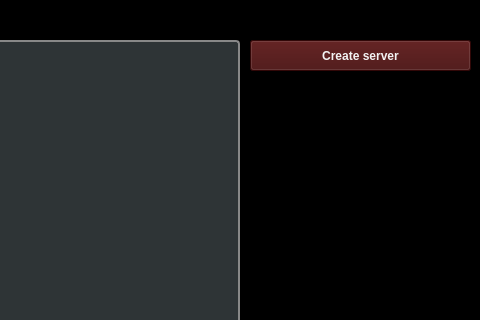
Qt form mainwindow.ui (NareszcieCosSieDzieje/SK-Wisielec) before a commit; both pictures show x 320 to 800 and y 0 to 320 of the 800 by 600 pixel window.
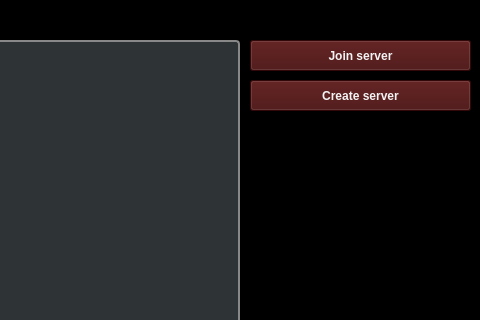
The same form after that commit. The open tabs and pages were chosen to show the change.

```diff
--- a/mainwindow.ui
+++ b/mainwindow.ui
@@ -285,7 +285,7 @@
       <property name="geometry">
        <rect>
         <x>570</x>
-        <y>40</y>
+        <y>80</y>
         <width>221</width>
         <height>31</height>
        </rect>
@@ -319,6 +319,25 @@
        <string>Logout</string>
       </property>
      </widget>
+     <widget class="QPushButton" name="pushButtonJoinSrv">
+      <property name="geometry">
+       <rect>
+        <x>570</x>
+        <y>40</y>
+        <width>221</width>
+        <height>31</height>
+       </rect>
+      </property>
+      <property name="styleSheet">
+       <string notr="true">background-color: rgb(68, 10, 10);
+color: rgb(243, 243, 243);
+font-weight: 500
+</string>
+      </property>
+      <property name="text">
+       <string>Join server</string>
+      </property>
+     </widget>
     </widget>
     <widget class="QWidget" name="pageCreateSrv">
      <widget class="QLineEdit" name="lineEditSrvName">
```
Left out of the diff: 2 changed lines with no effect on the pictures.
